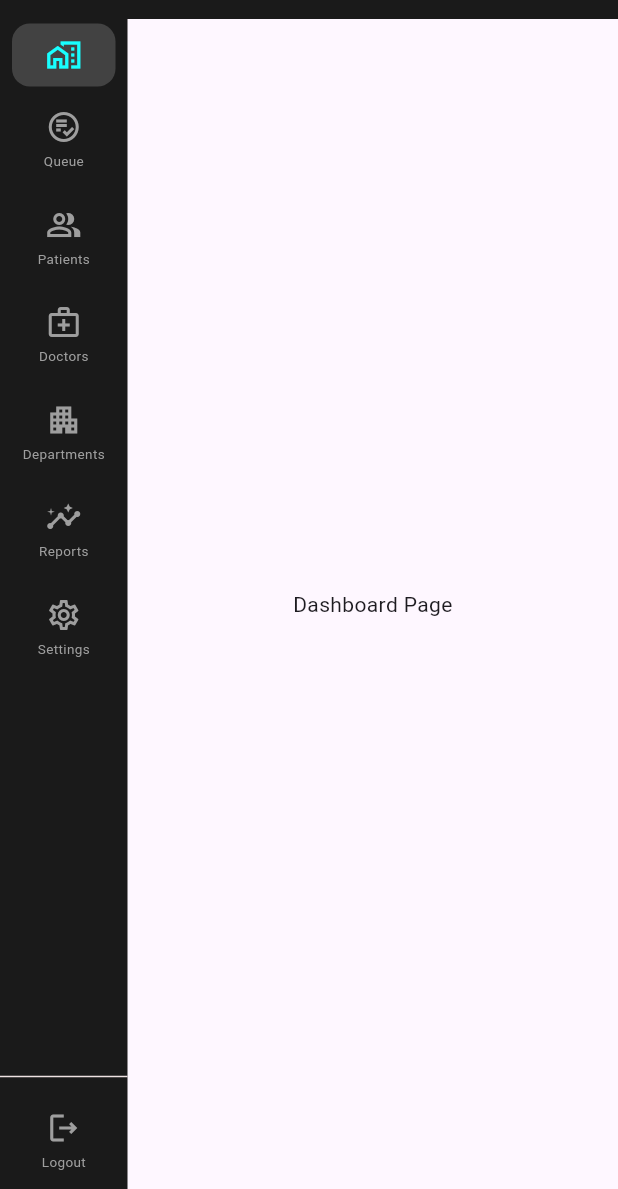
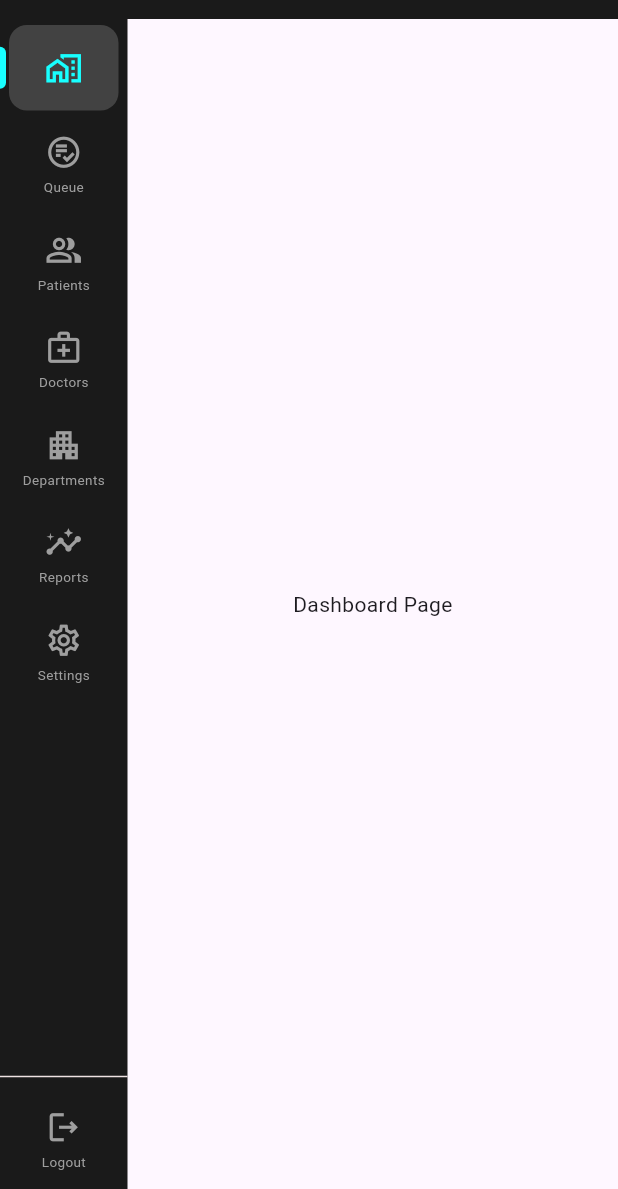
Before and after one commit to Aqashagul/HospitalQueueManagementSystem_FYP, a Flutter app: the screen it shows after launch, on a phone screen of 412 x 824 dp, the part 47-1236 px from its top. Run offline on Flutter 3.47's test engine with Material 3 defaults, Android fonts, the phone set to English and light mode, and no system bars.

Commit message:
2nd commit

```diff
--- a/lib/widgets/sidebar_item.dart
+++ b/lib/widgets/sidebar_item.dart
@@ -1,5 +1,6 @@
 import 'package:flutter/material.dart';
 import 'package:queue_management_system/models/nav_items_model.dart';
+
 
 class SidebarItem extends StatefulWidget {
   final NavItem item;
@@ -28,7 +29,7 @@ class _SidebarItemState extends State<SidebarItem>
   void initState() {
     super.initState();
     _controller = AnimationController(
-      duration: const Duration(milliseconds: 360),
+      duration: const Duration(milliseconds: 200),
       vsync: this,
     );
 
@@ -48,9 +49,6 @@ class _SidebarItemState extends State<SidebarItem>
     widget.onTap();
   }
 
-
-
-
   @override
   Widget build(BuildContext context) {
     final Color iconColor = widget.isSelected
@@ -58,39 +56,84 @@ Widget build(BuildContext context) {
         : (widget.isHovered ? Colors.white : Colors.grey);
 
     return GestureDetector(
-    onTap: _handleTap,   // ab controller wala function call hoga
+      onTap: _handleTap,
+      child: SizedBox(
+        height: 65, // fixed height — Stack ko pata hona chahiye kitni space hai
+        child: Stack(
+          children: [
+            // Content: icon + text + background box
+            Positioned.fill(
               child: AnimatedBuilder(
                 animation: _offsetAnimation,
                 builder: (context, child) {
                   return Transform.translate(
-          offset: Offset(0, _offsetAnimation.value), // Y-axis mn neeche move
-          child: child, // yahan neeche wala Container aayega (performance ke liye)
+                    offset: Offset(0, _offsetAnimation.value),
+                    child: child,
                   );
                 },
                 child: Container(
-        margin: const EdgeInsets.symmetric(vertical: 3, horizontal: 8),
-       padding: const EdgeInsets.symmetric(vertical: 9),
+                  margin: const EdgeInsets.symmetric(
+                    vertical: 4,
+                    horizontal: 6,
+                  ),
+                  padding: const EdgeInsets.symmetric(vertical: 2),
                   decoration: BoxDecoration(
                     color: widget.isSelected
                         ? Colors.grey.shade800
-              : (widget.isHovered ? Colors.grey.shade900 : Colors.transparent),
+                        : (widget.isHovered
+                            ? Colors.grey.shade900
+                            : Colors.transparent),
                     borderRadius: BorderRadius.circular(12),
                   ),
                   child: Column(
+                    mainAxisAlignment: MainAxisAlignment.center,
                     mainAxisSize: MainAxisSize.min,
                     children: [
-            Icon(widget.item.icon, color: iconColor, size: 24),
+                      Icon(
+                        widget.item.icon,
+                        color: iconColor,
+                        size: 25,
+                      ),
                       if (!widget.isSelected) ...[
                         const SizedBox(height: 4),
                         Text(
                           widget.item.title,
-                style: TextStyle(color: iconColor, fontSize: 9),
+                          style: TextStyle(
+                            color: iconColor,
+                            fontSize: 9,
+                          ),
                         ),
                       ],
                     ],
                   ),
                 ),
               ),
+            ),
+
+            // Selection indicator bar — left edge, animated width
+            Positioned(
+              left: 0,
+              top: 0,
+              bottom: 0,
+              child: Center(
+                child: AnimatedContainer(
+                  duration: const Duration(milliseconds: 200),
+                  curve: Curves.easeOut,
+                  width: widget.isSelected ? 4 : 0,
+                  height: 28,
+                  decoration: const BoxDecoration(
+                    color: Colors.cyanAccent,
+                    borderRadius: BorderRadius.only(
+                      topRight: Radius.circular(4),
+                      bottomRight: Radius.circular(4),
+                    ),
+                  ),
+                ),
+              ),
+            ),
+          ],
+        ),
+      ),
     );
   }
 }
```
Also changed, not shown: lib/widgets/resuable/rounded_card.dart (added, +26 -0 lines). Lines whose indentation alone changed are shown as unchanged.
